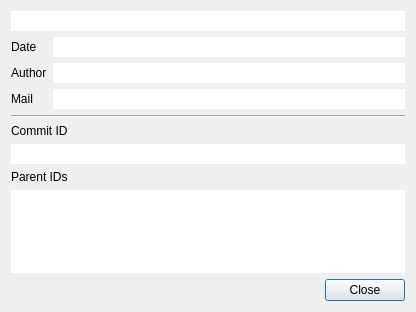
This is src/CommitPropertyDialog.ui in soramimi/Guitar as Qt 5 draws it before an edit. The edited form follows.
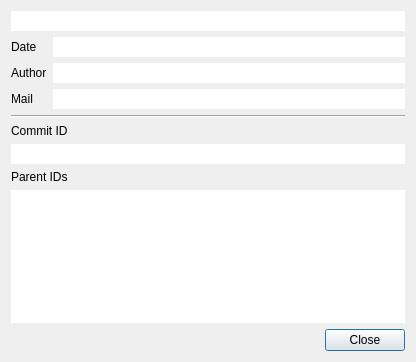
This is the edited form. Custom widgets are drawn as their Qt base class.

```diff
--- a/src/CommitPropertyDialog.ui
+++ b/src/CommitPropertyDialog.ui
@@ -7,7 +7,7 @@
     <x>0</x>
     <y>0</y>
     <width>416</width>
-    <height>312</height>
+    <height>362</height>
    </rect>
   </property>
   <property name="windowTitle">
```
Left out of the diff: 6 changed lines with no effect on the pictures.
